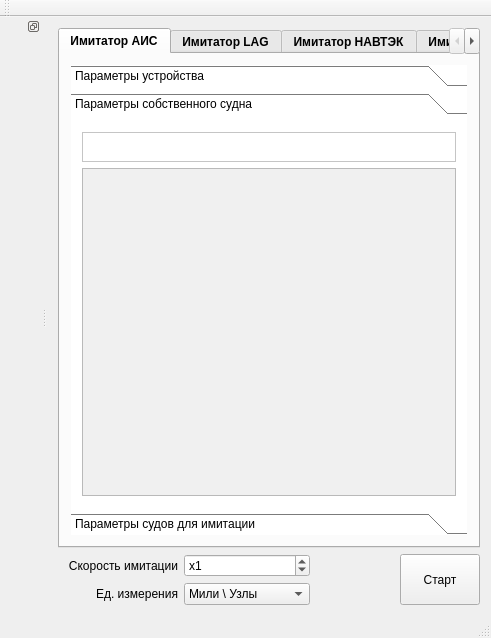
First picture: the form in Emulator/mainwindow.ui, repository breton75/R-Card, before the edit.
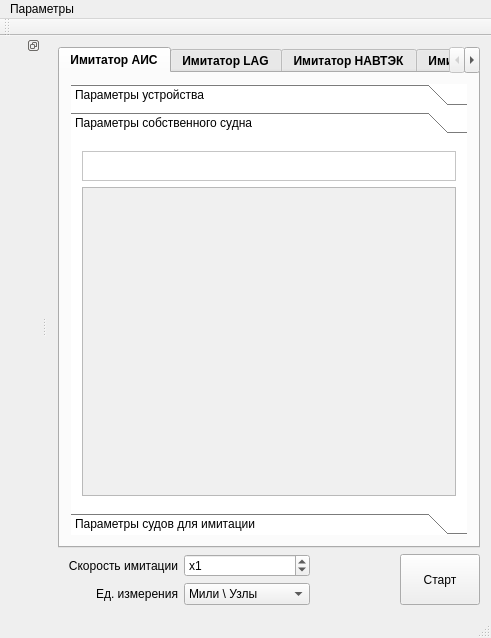
Second picture: the form after the edit. The open tabs and pages were chosen to show the change. Icons and pictures are not drawn.

Patch:
```diff
--- a/Emulator/mainwindow.ui
+++ b/Emulator/mainwindow.ui
@@ -219,8 +219,8 @@
               <rect>
                <x>0</x>
                <y>0</y>
-               <width>347</width>
-               <height>328</height>
+               <width>383</width>
+               <height>380</height>
               </rect>
              </property>
              <attribute name="label">
@@ -304,26 +304,6 @@
                    </property>
                   </widget>
                  </item>
-                 <item>
-                  <widget class="QPushButton" name="bnSelfMotionParams">
-                   <property name="sizePolicy">
-                    <sizepolicy hsizetype="Fixed" vsizetype="Fixed">
-                     <horstretch>0</horstretch>
-                     <verstretch>0</verstretch>
-                    </sizepolicy>
-                   </property>
-                   <property name="text">
-                    <string/>
-                   </property>
-                   <property name="icon">
-                    <iconset resource="res.qrc">
-                     <normaloff>:/buttons/Icons/Loop.ico</normaloff>:/buttons/Icons/Loop.ico</iconset>
-                   </property>
-                   <property name="flat">
-                    <bool>true</bool>
-                   </property>
-                  </widget>
-                 </item>
                 </layout>
                </widget>
               </item>
@@ -1264,6 +1244,13 @@
      <height>21</height>
     </rect>
    </property>
+   <widget class="QMenu" name="menu">
+    <property name="title">
+     <string>Параметры</string>
+    </property>
+    <addaction name="action"/>
+   </widget>
+   <addaction name="menu"/>
   </widget>
   <widget class="QToolBar" name="mainToolBar">
    <attribute name="toolBarArea">
```
Left out of the diff: 134 changed lines with no effect on the pictures.
